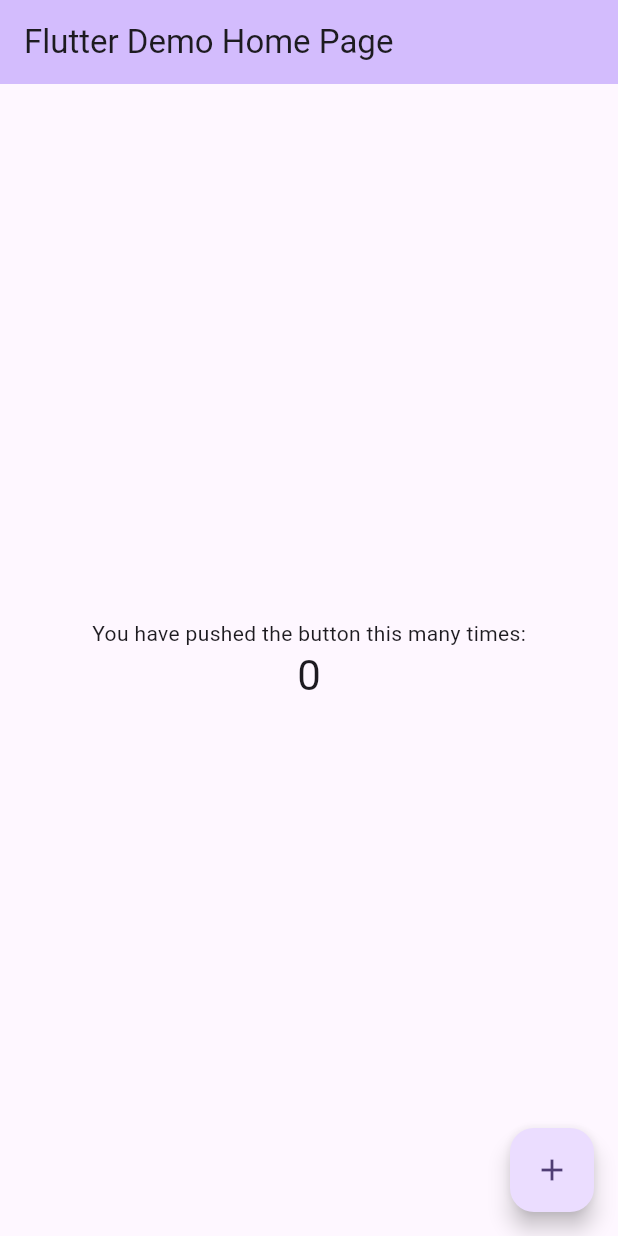
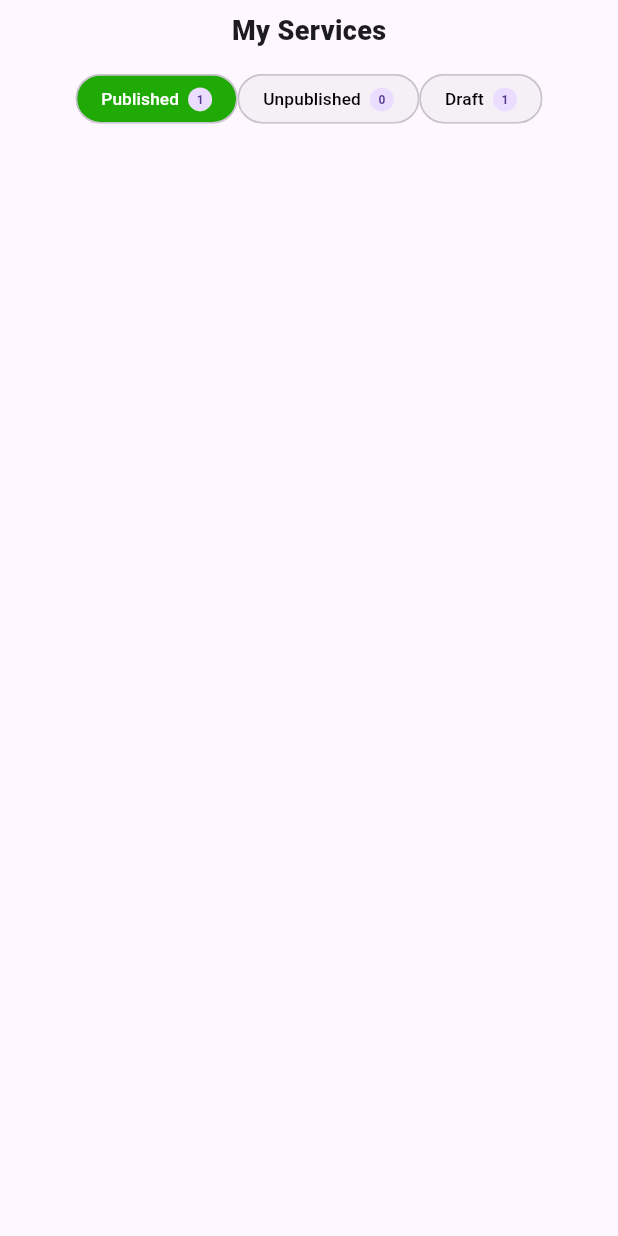
Before and after one commit to wasaamsagheer63/Services-registeration, a Flutter app: the screen it shows after launch, on a phone screen of 412 x 824 dp. Run offline on Flutter 3.47's test engine with Material 3 defaults, Android fonts, the light colour scheme and no system bars; our stand-ins replace get.

Commit message:
data preparation

```diff
--- /dev/null
+++ b/lib/dependencies/services_binding.dart
@@ -0,0 +1,9 @@
+import 'package:get/get.dart';
+
+import '../view_models/services_viewmodel.dart';
+
+class ServicesBinding extends Bindings{
+  void dependencies(){
+    Get.put(ServicesViewModel());
+  }
+}
--- a/lib/main.dart
+++ b/lib/main.dart
@@ -1,4 +1,7 @@
 import 'package:flutter/material.dart';
+import 'package:get/get.dart';
+import 'package:service_registeration/dependencies/services_binding.dart';
+import 'package:service_registeration/views/my_services.dart';
 
 void main() {
   runApp(const MyApp());
@@ -7,116 +10,14 @@ void main() {
 class MyApp extends StatelessWidget {
   const MyApp({super.key});
 
-  // This widget is the root of your application.
   @override
   Widget build(BuildContext context) {
-    return MaterialApp(
-      title: 'Flutter Demo',
-      theme: ThemeData(
-        // This is the theme of your application.
-        //
-        // TRY THIS: Try running your application with "flutter run". You'll see
-        // the application has a purple toolbar. Then, without quitting the app,
-        // try changing the seedColor in the colorScheme below to Colors.green
-        // and then invoke "hot reload" (save your changes or press the "hot
-        // reload" button in a Flutter-supported IDE, or press "r" if you used
-        // the command line to start the app).
-        //
-        // Notice that the counter didn't reset back to zero; the application
-        // state is not lost during the reload. To reset the state, use hot
-        // restart instead.
-        //
-        // This works for code too, not just values: Most code changes can be
-        // tested with just a hot reload.
-        colorScheme: ColorScheme.fromSeed(seedColor: Colors.deepPurple),
-      ),
-      home: const MyHomePage(title: 'Flutter Demo Home Page'),
+    return GetMaterialApp(
+debugShowCheckedModeBanner: false,
+      getPages: [
+        GetPage(name:"/services", page:()=>MyServices(),binding: ServicesBinding()),
+      ],
+      initialRoute: "/services",
     );
   }
 }
-
-class MyHomePage extends StatefulWidget {
-  const MyHomePage({super.key, required this.title});
-
-  // This widget is the home page of your application. It is stateful, meaning
-  // that it has a State object (defined below) that contains fields that affect
-  // how it looks.
-
-  // This class is the configuration for the state. It holds the values (in this
-  // case the title) provided by the parent (in this case the App widget) and
-  // used by the build method of the State. Fields in a Widget subclass are
-  // always marked "final".
-
-  final String title;
-
-  @override
-  State<MyHomePage> createState() => _MyHomePageState();
-}
-
-class _MyHomePageState extends State<MyHomePage> {
-  int _counter = 0;
-
-  void _incrementCounter() {
-    setState(() {
-      // This call to setState tells the Flutter framework that something has
-      // changed in this State, which causes it to rerun the build method below
-      // so that the display can reflect the updated values. If we changed
-      // _counter without calling setState(), then the build method would not be
-      // called again, and so nothing would appear to happen.
-      _counter++;
-    });
-  }
-
-  @override
-  Widget build(BuildContext context) {
-    // This method is rerun every time setState is called, for instance as done
-    // by the _incrementCounter method above.
-    //
-    // The Flutter framework has been optimized to make rerunning build methods
-    // fast, so that you can just rebuild anything that needs updating rather
-    // than having to individually change instances of widgets.
-    return Scaffold(
-      appBar: AppBar(
-        // TRY THIS: Try changing the color here to a specific color (to
-        // Colors.amber, perhaps?) and trigger a hot reload to see the AppBar
-        // change color while the other colors stay the same.
-        backgroundColor: Theme.of(context).colorScheme.inversePrimary,
-        // Here we take the value from the MyHomePage object that was created by
-        // the App.build method, and use it to set our appbar title.
-        title: Text(widget.title),
-      ),
-      body: Center(
-        // Center is a layout widget. It takes a single child and positions it
-        // in the middle of the parent.
-        child: Column(
-          // Column is also a layout widget. It takes a list of children and
-          // arranges them vertically. By default, it sizes itself to fit its
-          // children horizontally, and tries to be as tall as its parent.
-          //
-          // Column has various properties to control how it sizes itself and
-          // how it positions its children. Here we use mainAxisAlignment to
-          // center the children vertically; the main axis here is the vertical
-          // axis because Columns are vertical (the cross axis would be
-          // horizontal).
-          //
-          // TRY THIS: Invoke "debug painting" (choose the "Toggle Debug Paint"
-          // action in the IDE, or press "p" in the console), to see the
-          // wireframe for each widget.
-          mainAxisAlignment: MainAxisAlignment.center,
-          children: <Widget>[
-            const Text('You have pushed the button this many times:'),
-            Text(
-              '$_counter',
-              style: Theme.of(context).textTheme.headlineMedium,
-            ),
-          ],
-        ),
-      ),
-      floatingActionButton: FloatingActionButton(
-        onPressed: _incrementCounter,
-        tooltip: 'Increment',
-        child: const Icon(Icons.add),
-      ), // This trailing comma makes auto-formatting nicer for build methods.
-    );
-  }
-}
--- /dev/null
+++ b/lib/view_models/services_viewmodel.dart
@@ -0,0 +1,19 @@
+import 'package:get/get.dart';
+
+class ServicesViewModel extends GetxController{
+
+
+  RxList chipData = ["Published"].obs;
+  void enterDataofChip(String data){
+    chipData.clear();
+      chipData.add(data);
+  }
+  bool checkDataofChip(String data){
+    if(chipData.contains(data)){
+      return true;
+    }
+    else{
+      return false;
+    }
+  }
+}
--- /dev/null
+++ b/lib/views/my_services.dart
@@ -0,0 +1,68 @@
+import 'package:flutter/material.dart';
+import 'package:get/get.dart';
+import 'package:service_registeration/view_models/services_viewmodel.dart';
+
+class MyServices extends GetView<ServicesViewModel> {
+  const MyServices({super.key});
+
+  @override
+  Widget build(BuildContext context) {
+    return Scaffold(
+      appBar: AppBar(
+
+        leadingWidth: MediaQuery.of(context).size.width,
+        toolbarHeight: 90,
+        leading: Obx((){
+          return Column(
+              crossAxisAlignment: CrossAxisAlignment.center,
+              mainAxisAlignment: MainAxisAlignment.spaceAround,
+          children: [
+            Text("My Services",style: TextStyle(fontSize: 18,fontWeight: FontWeight.w900),),
+            Row(
+              mainAxisAlignment: MainAxisAlignment.center,
+              children: [
+                appChipComponent("Published", 1,isClicked: controller.checkDataofChip("Published")),
+                appChipComponent("Unpublished", 0,isClicked: controller.checkDataofChip("Unpublished")),
+                appChipComponent("Draft", 1,isClicked: controller.checkDataofChip("Draft")),
+              ],
+            )
+          ],
+        );}),
+      ),
+    );
+  }
+  Widget appChipComponent(String name, int count,{bool isClicked = false}){
+    return SizedBox(
+      height:33,
+      child: InkWell(
+        onTap: (){
+          controller.enterDataofChip(name);
+        },
+        child: Chip(
+          shape: RoundedRectangleBorder(borderRadius: BorderRadius.circular(50)),
+           backgroundColor :isClicked ?Color.fromRGBO(
+             32,
+             170,
+             6,
+             1.0,
+           ):Color.fromRGBO(
+             211,
+             213,
+             210,
+             0.2,
+           ),
+            label: Row(
+              spacing: 6,
+          children: [
+            Text(name,style: TextStyle(color:isClicked ? Colors.white: Colors.black,fontSize: 11.5),),
+
+            CircleAvatar(
+              radius: 8,
+              child: Text(count.toString(),style: TextStyle(fontSize: 8,fontWeight: FontWeight.bold),),
+            )
+          ],
+        )),
+      ),
+    );
+  }
+}
--- a/pubspec.yaml
+++ b/pubspec.yaml
@@ -34,6 +34,8 @@ dependencies:
   # The following adds the Cupertino Icons font to your application.
   # Use with the CupertinoIcons class for iOS style icons.
   cupertino_icons: ^1.0.8
+  get: ^4.7.2
+  http: ^1.5.0
 
 dev_dependencies:
   flutter_test:
```
Also changed, not shown: lib/models/user_info.dart (added, +43 -0 lines), lib/repositories/user_info_repo.dart (added, +28 -0 lines), lib/views/registration_data/service_detail.dart (added), pubspec.lock.
